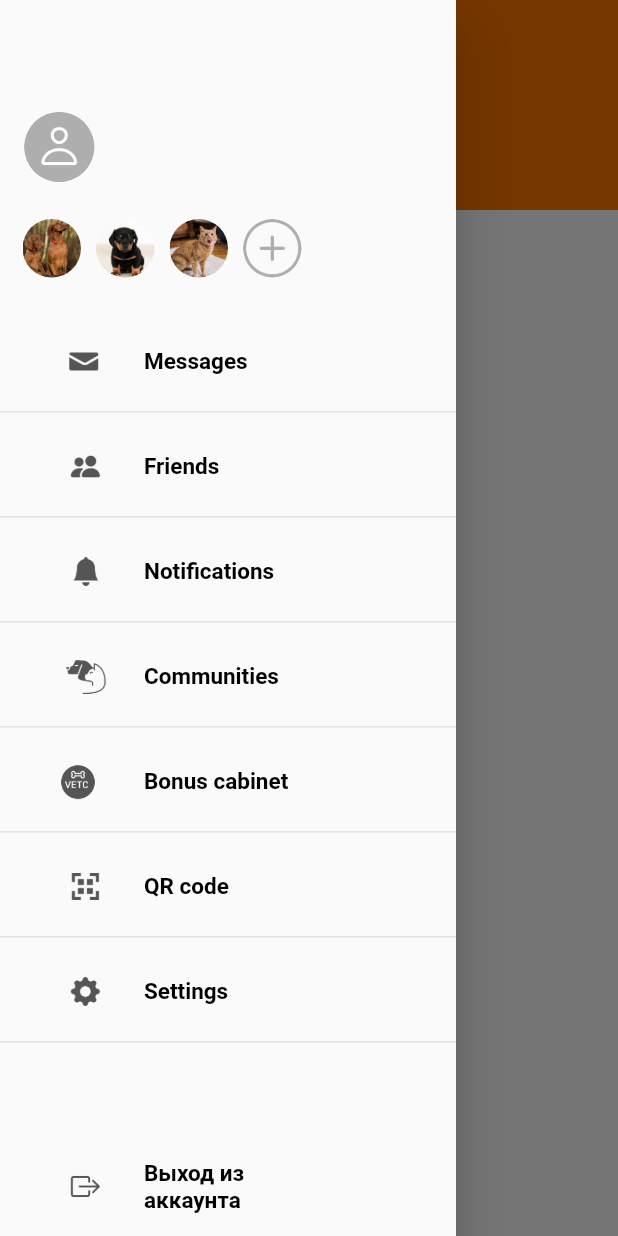
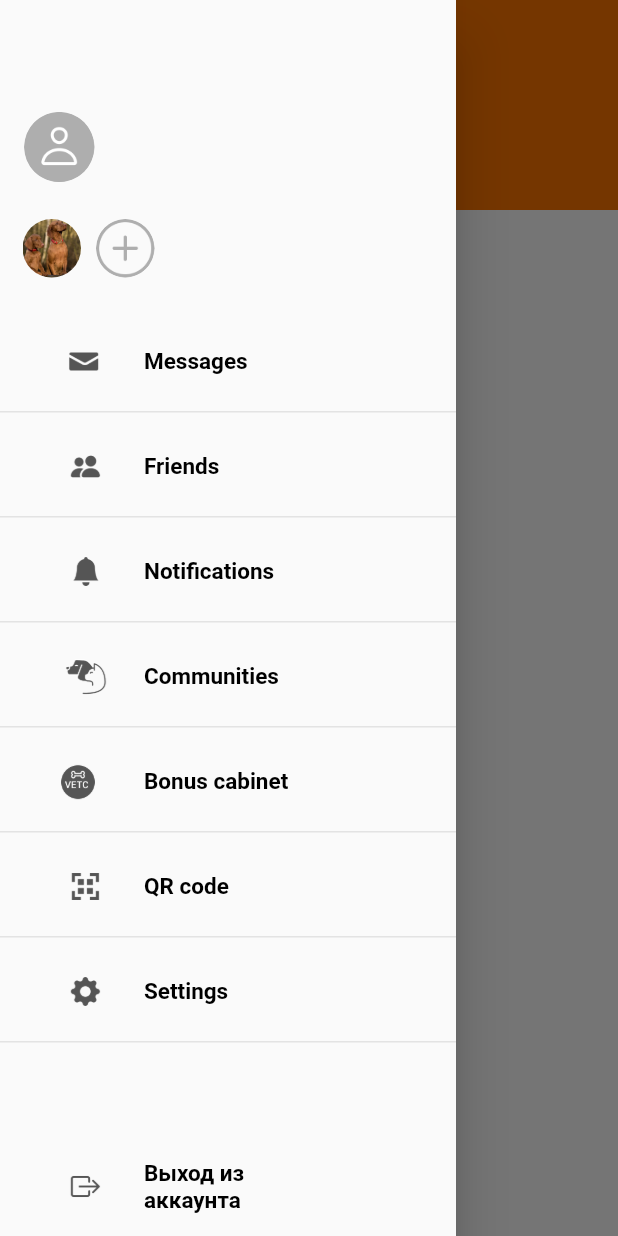
Before and after one commit to mimib00/pet_geo, a Flutter app: the AboutUs screen opened by its route, with the side drawer open, on a phone screen of 412 x 824 dp. Run offline on Flutter 3.47's test engine with Material 2 defaults, Android fonts, the phone set to English and light mode, and no system bars; our stand-ins replace bordered_text, cached_network_image, cloud_firestore, connectivity_plus, firebase_auth, firebase_core and 11 more; missing offline and left inert: flutter_geofire, phonenumbers; accounts and stored records are empty.

Commit message:
fixed comments

```diff
--- /dev/null
+++ b/lib/model/pet_model.dart
@@ -0,0 +1,59 @@
+class Pet {
+  final String? id;
+  final String name;
+  final String photoUrl;
+  final String type;
+  final String gender;
+  final double weight;
+  final bool sterilization;
+  final String color;
+  final String birthYear;
+  final String ownerId;
+  final List tagedPosts;
+
+  Pet({
+    this.id,
+    this.name = '',
+    this.photoUrl = '',
+    this.type = '',
+    this.gender = '',
+    this.weight = 0.0,
+    this.sterilization = false,
+    this.color = '',
+    this.birthYear = '',
+    this.ownerId = '',
+    this.tagedPosts = const [],
+  });
+
+  /// Craetes A Users object from a map.
+  factory Pet.fromMap(Map<String, dynamic> data, {String? id}) => Pet(
+        id: id,
+        type: data["type"] = '',
+        name: data["name"] ?? "",
+        gender: data["gender"] ?? "",
+        photoUrl: data["photo"] ?? "",
+        weight: data["weight"] ?? 0.0,
+        sterilization: data["sterilization"] ?? false,
+        color: data["color"] ?? "",
+        birthYear: data["year"] ?? "",
+        ownerId: data["owner_id"] ?? "",
+        tagedPosts: data["posts"] ?? [],
+      );
+
+  /// Creates a Map from a Users object.
+  Map<String, dynamic> toMap() => {
+        "id": id,
+        "data": {
+          "type": type,
+          "name": name,
+          "photo": photoUrl,
+          "gender": gender,
+          "weight": weight,
+          "sterilization": sterilization,
+          "color": color,
+          "year": birthYear,
+          "owner_id": ownerId,
+          "posts": tagedPosts,
+        }
+      };
+}
--- a/lib/utils/languages/en.dart
+++ b/lib/utils/languages/en.dart
@@ -59,5 +59,8 @@ const Map<String, String> en = {
   "age_title": "Age",
   "camera_title": "Camera",
   "gallery_title": "Photos from gallery",
-  "color_title": "Color"
+  "color_title": "Color",
+  "ready_title": "Ready",
+  "add_pet_title": "Add new pet",
+  // "": ""
 };
--- a/lib/utils/languages/ru.dart
+++ b/lib/utils/languages/ru.dart
@@ -59,5 +59,9 @@ const Map<String, String> ru = {
   "age_title": "Возраст",
   "camera_title": "камера",
   "gallery_title": "фото и видео из галереи",
-  "color_title": "Окрас"
+  "color_title": "Окрас",
+  "ready_title": "Готово",
+  "add_pet_title": "Добавить нового питомца",
+  // "": "",
+  // "": ""
 };
--- a/lib/view/bottom_sheets/gender.dart
+++ b/lib/view/bottom_sheets/gender.dart
@@ -4,10 +4,13 @@ import 'package:pet_geo/controller/place_an_add_controller/place_an_add_controll
 import 'package:pet_geo/view/constant/constant.dart';
 import 'package:pet_geo/view/widget/my_text.dart';
 
+import '../../controller/pet_controller.dart';
+
 // ignore: must_be_immutable
 class Gender extends StatelessWidget {
   Gender({Key? key}) : super(key: key);
   PlaceAnAdController controller = Get.find<PlaceAnAdController>();
+  PetController petController = Get.put<PetController>(PetController());
   @override
   Widget build(BuildContext context) {
     return SizedBox(
@@ -18,6 +21,7 @@ class Gender extends StatelessWidget {
         itemBuilder: (context, index) => ListTile(
           onTap: () => {
             controller.selectGender(index),
+            petController.selectGender(index),
             Get.back()
           },
           title: Center(
--- a/lib/view/bottom_sheets/pet_type.dart
+++ b/lib/view/bottom_sheets/pet_type.dart
@@ -4,11 +4,14 @@ import 'package:pet_geo/controller/place_an_add_controller/place_an_add_controll
 import 'package:pet_geo/view/constant/constant.dart';
 import 'package:pet_geo/view/widget/my_text.dart';
 
+import '../../controller/pet_controller.dart';
+
 // ignore: must_be_immutable
 class PetType extends StatelessWidget {
   PetType({Key? key}) : super(key: key);
 
   PlaceAnAdController controller = Get.find<PlaceAnAdController>();
+  PetController petController = Get.put<PetController>(PetController());
   @override
   Widget build(BuildContext context) {
     return SizedBox(
@@ -19,6 +22,7 @@ class PetType extends StatelessWidget {
         itemBuilder: (context, index) => ListTile(
           onTap: () => {
             controller.selectType(index),
+            petController.selectType(index),
             Get.back()
           },
           title: Center(
--- a/lib/view/drawer/my_drawer.dart
+++ b/lib/view/drawer/my_drawer.dart
@@ -10,6 +10,7 @@ import 'package:pet_geo/view/constant/constant.dart';
 import 'package:pet_geo/view/friends/friends.dart';
 import 'package:pet_geo/view/notifications/notifications.dart';
 import 'package:pet_geo/view/pets_profile/add_new_pet_profile.dart';
+import 'package:pet_geo/view/pets_profile/new_pet.dart';
 import 'package:pet_geo/view/pets_profile/pets_profile.dart';
 import 'package:pet_geo/view/qr/choose_to_pay.dart';
 import 'package:pet_geo/view/settings/settings.dart';
@@ -49,7 +50,7 @@ class _MyDrawerState extends State<MyDrawer> {
                       fit: BoxFit.cover,
                     ),
                   )
-                : Container(
+                : SizedBox(
                     height: 47,
                     width: 47,
                     child: ClipRRect(
@@ -94,26 +95,8 @@ class _MyDrawerState extends State<MyDrawer> {
                 ),
                 ClipRRect(
                   borderRadius: BorderRadius.circular(100),
-                  child: Image.asset(
-                    'assets/images/pexels-dominika-roseclay-2023384 1.png',
-                    height: 39,
-                    width: 39,
-                    fit: BoxFit.cover,
-                  ),
-                ),
-                ClipRRect(
-                  borderRadius: BorderRadius.circular(100),
-                  child: Image.asset(
-                    'assets/images/Untitled.png',
-                    height: 39,
-                    width: 39,
-                    fit: BoxFit.cover,
-                  ),
-                ),
-                ClipRRect(
-                  borderRadius: BorderRadius.circular(100),
                   child: GestureDetector(
-                    onTap: () => Get.to(() => const AddNewPetsProfile()),
+                    onTap: () => Get.to(() => const NewPetScreen()),
                     child: Image.asset(
                       'assets/images/New Pet.png',
                       height: 39,
--- a/lib/view/place_an_add/place_an_add_widget.dart
+++ b/lib/view/place_an_add/place_an_add_widget.dart
@@ -378,10 +378,6 @@ class PlaceAnAddWidget extends StatelessWidget {
                             }
                           },
                         ),
-                        // child: Image.asset(
-                        //   'assets/images/Icon photo.png',
-                        //   height: 77,
-                        // ),
                       ),
                     ),
                   ),
```
Also changed, not shown: lib/controller/pet_controller.dart (added, +48 -0 lines), lib/view/pets_profile/add_new_pet_profile.dart (+2 -10 lines), lib/view/pets_profile/new_pet.dart (added, +244 -0 lines).
